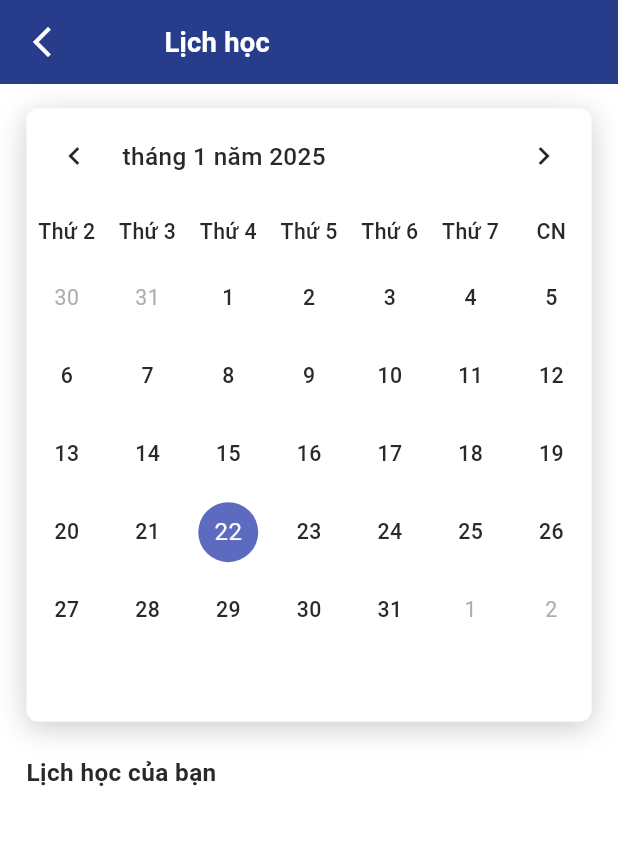
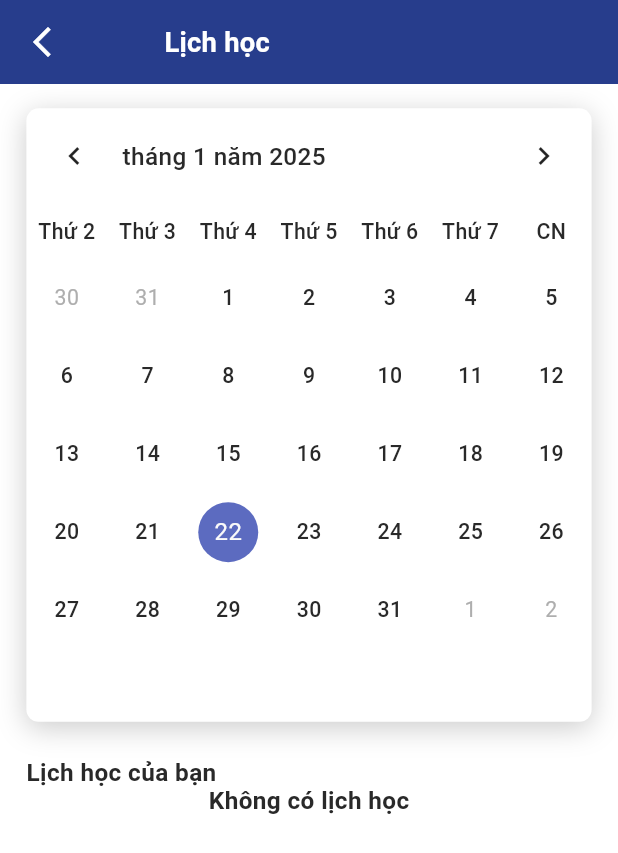
Before and after one commit to tenshi1123/casalink, a Flutter app: the ScheduleScreen screen opened directly, on a phone screen of 412 x 824 dp. Shown: the top 853 px of the screen. Run offline on Flutter 3.47's test engine with Material 3 defaults, Android fonts, the phone set to English and light mode, and no system bars; drawn by our look-alikes of table_calendar; our stand-ins replace dio, firebase_auth, firebase_core, flick_video_player, flutter_bloc, flutter_screenutil and 8 more; missing offline and left inert: camera_camera, onesignal_flutter, otp_pin_field; accounts and stored records are empty; network calls fail.

Commit message:
khiếp thật toàn nói điêuđiêu

```diff
--- a/lib/modules/bottomnavbar/home/schedule_screen.dart
+++ b/lib/modules/bottomnavbar/home/schedule_screen.dart
@@ -28,17 +28,13 @@ class _ScheduleScreenState extends State<ScheduleScreen> {
   DateTime? _rangeStart;
   DateTime? _rangeEnd;
   late List<ScheduleModel> _listLichHoc;
-  late List<ScheduleModel> _listFullLich = [];
+
   @override
   void initState() {
     super.initState();
     _selectedDay = _focusedDay;
     _listLichHoc = [];
-    getFullLich(
-        dayStart: DateFormat('dd-MM-yyyy')
-            .format(DateTime(_focusedDay.year, _focusedDay.month, 1)),
-        dayEnd: DateFormat('dd-MM-yyyy')
-            .format(DateTime(_focusedDay.year, _focusedDay.month + 1, 0)));
+
     _selectedEvents = ValueNotifier(_getEventsForDay(_selectedDay!));
   }
 
@@ -51,11 +47,7 @@ class _ScheduleScreenState extends State<ScheduleScreen> {
   Future<void> getSchedule(
       {required String dayStart, required String dayEnd}) async {
     _listLichHoc = await ScheduleRepo().getScheduleList(dayStart, dayEnd);
-  }
-
-  Future<void> getFullLich(
-      {required String dayStart, required String dayEnd}) async {
-    _listFullLich = await ScheduleRepo().getScheduleList(dayStart, dayEnd);
+    _selectedEvents.value = _listLichHoc;
   }
 
   List<ScheduleModel> _getEventsForDay(DateTime day) {
@@ -221,7 +213,14 @@ class _ScheduleScreenState extends State<ScheduleScreen> {
                 ValueListenableBuilder<List<ScheduleModel>>(
                   valueListenable: _selectedEvents,
                   builder: (context, value, _) {
-                    return ListView.builder(
+                    return value.isEmpty
+                        ? Center(
+                            child: Text(
+                              'Không có lịch học',
+                              style: defaultText16B,
+                            ),
+                          )
+                        : ListView.builder(
                             shrinkWrap: true,
                             physics: const ScrollPhysics(),
                             itemCount: value.length,
--- a/lib/utils/constants/api_path.dart
+++ b/lib/utils/constants/api_path.dart
@@ -18,6 +18,12 @@ class ApiPath {
 
   // danh sách bài tập về nhà
   static const String listExercise = '$baseUrl/exercise';
+
+  // danh sách feedback
+  static const String listFeedback = '$baseUrl/feedback';
+
+  // Chi tiết feedback
+  static const String detailFeedback = '$baseUrl/feedback/detail';
 
   // danh sách bài tập đã nộp
   static const String homeworkSubmited = '$baseUrl/homework/submit';
--- a/pubspec.yaml
+++ b/pubspec.yaml
@@ -4,7 +4,7 @@ description: "Casalink App"
 # pub.dev using `flutter pub publish`. This is preferred for private packages.
 publish_to: 'none' # Remove this line if you wish to publish to pub.dev
 
-version: 0.0.5+5
+version: 0.0.6+6
 
 environment:
   sdk: '>=3.4.0 <4.0.0'
```
Lines whose indentation alone changed are shown as unchanged.
